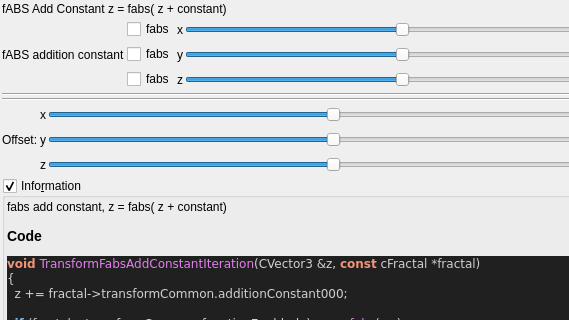
The window that mandelbulber2/qt_data/fractal_transf_fabs_add_constant.ui (buddhi1980/mandelbulber2) describes before a commit, drawn with Qt 5; both pictures show x 0 to 569 and y 0 to 320 of the 711 by 1005 pixel window.
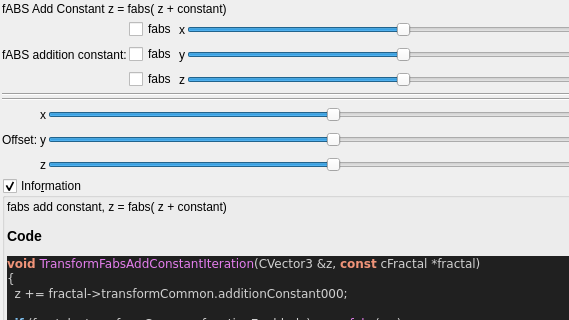
The same window after the commit. Custom widgets are drawn as their Qt base class.

Patch:
```diff
--- a/mandelbulber2/qt_data/fractal_transf_fabs_add_constant.ui
+++ b/mandelbulber2/qt_data/fractal_transf_fabs_add_constant.ui
@@ -44,7 +44,7 @@
      <item row="1" column="0">
       <widget class="QLabel" name="label_23">
        <property name="text">
-        <string>fABS addition constant</string>
+        <string>fABS addition constant:</string>
        </property>
       </widget>
      </item>
```
Left out of the diff: 18 changed lines with no effect on the pictures.
